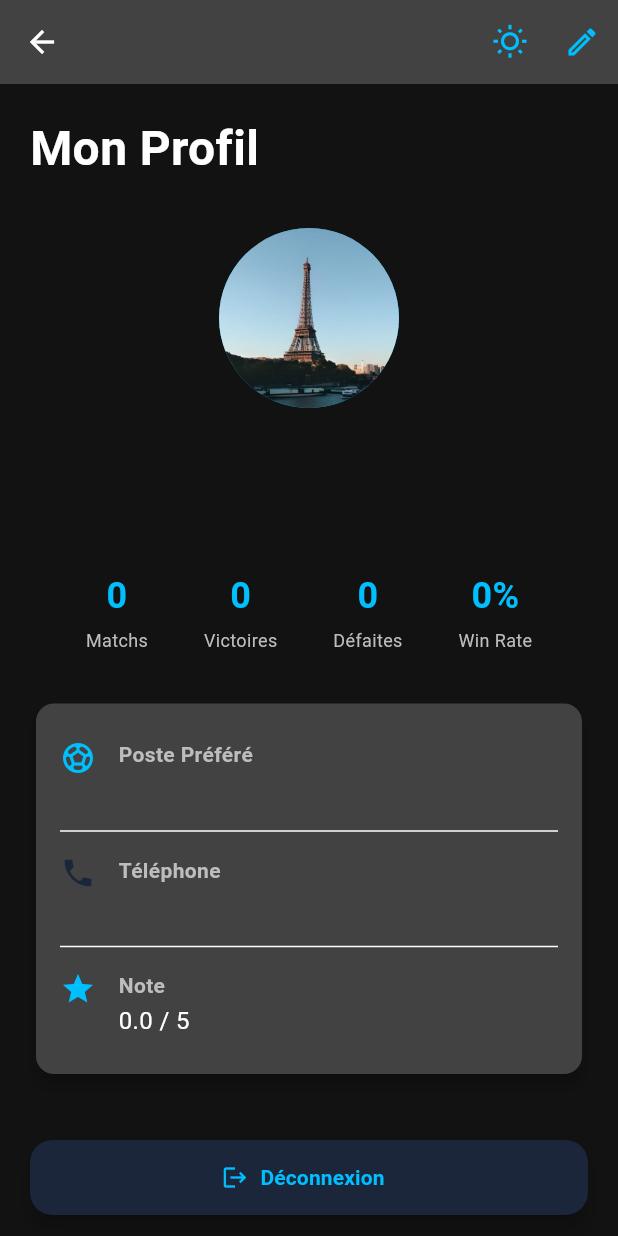
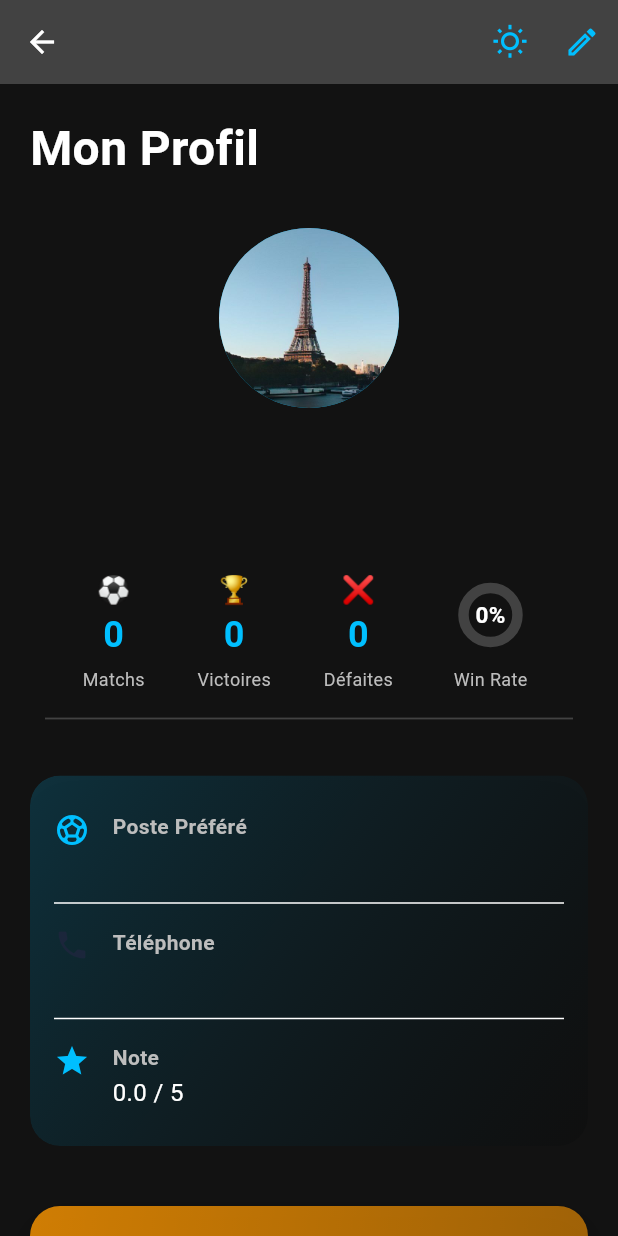
Before and after one commit to axel-lukongo/five-stars_front-end, a Flutter app: the ProfilePage screen opened directly, on a phone screen of 412 x 824 dp. Run offline on Flutter 3.47's test engine with Material 3 defaults, Android fonts, the phone set to English and light mode, and no system bars; our stand-ins replace flutter_map, geolocator, jwt_decoder, latlong2, shared_preferences; missing offline and left inert: dart:js; accounts and stored records are empty.

Commit message:
refactore: update the design of the profile page

```diff
--- a/fs_front_end/lib/pages/profile_page.dart
+++ b/fs_front_end/lib/pages/profile_page.dart
@@ -1,5 +1,7 @@
 import 'package:flutter/material.dart';
+import 'dart:ui';
 import '../theme_config/colors_config.dart';
+import '../widgets/win_rate_gauge.dart';
 import 'package:provider/provider.dart';
 import '../providers/theme_provider.dart';
 import '../providers/auth_provider.dart';
@@ -8,6 +10,82 @@ import '../auth/login.dart';
 import 'edit_profile_page.dart';
 
 class ProfilePage extends StatelessWidget {
+  Widget _buildGlassContainer({
+    required Widget child,
+    required Gradient gradient,
+    double borderRadius = 20,
+    double blur = 10,
+    List<BoxShadow>? boxShadow,
+  }) {
+    return ClipRRect(
+      borderRadius: BorderRadius.circular(borderRadius),
+      child: BackdropFilter(
+        filter: ImageFilter.blur(sigmaX: blur, sigmaY: blur),
+        child: Container(
+          decoration: BoxDecoration(
+            gradient: gradient,
+            borderRadius: BorderRadius.circular(borderRadius),
+            boxShadow:
+                boxShadow ??
+                [
+                  BoxShadow(
+                    color: Colors.black.withOpacity(0.08),
+                    blurRadius: 20,
+                    offset: const Offset(0, 8),
+                  ),
+                ],
+          ),
+          child: child,
+        ),
+      ),
+    );
+  }
+
+  Widget _buildGlassActionButton({
+    required VoidCallback onPressed,
+    required IconData icon,
+    required String label,
+    required Gradient gradient,
+  }) {
+    return Material(
+      color: Colors.transparent,
+      child: InkWell(
+        onTap: onPressed,
+        borderRadius: BorderRadius.circular(20),
+        child: Container(
+          padding: const EdgeInsets.symmetric(vertical: 20, horizontal: 24),
+          decoration: BoxDecoration(
+            gradient: gradient,
+            borderRadius: BorderRadius.circular(20),
+            boxShadow: <BoxShadow>[
+              BoxShadow(
+                color: Colors.black.withOpacity(0.2),
+                blurRadius: 20,
+                offset: const Offset(0, 10),
+              ),
+            ],
+          ),
+          child: Row(
+            mainAxisAlignment: MainAxisAlignment.center,
+            children: <Widget>[
+              Icon(icon, color: Colors.white, size: 24),
+              const SizedBox(width: 12),
+              Text(
+                label,
+                style: const TextStyle(
+                  color: Colors.white,
+                  fontSize: 17,
+                  fontWeight: FontWeight.w600,
+                  letterSpacing: -0.3,
+                ),
+              ),
+            ],
+          ),
+        ),
+      ),
+    );
+  }
+
   const ProfilePage({super.key});
 
   @override
@@ -120,8 +198,20 @@ class ProfilePage extends StatelessWidget {
                   // Statistiques
                   _buildStatsRow(user, isDarkMode),
                   const SizedBox(height: 30),
-                  Card(
-                    elevation: 4,
+                  _buildGlassContainer(
+                    gradient: LinearGradient(
+                      colors: isDarkMode
+                          ? [
+                              myAccentVibrantBlue.withOpacity(0.18),
+                              Colors.black.withOpacity(0.10),
+                            ]
+                          : [
+                              myAccentVibrantBlue.withOpacity(0.13),
+                              Colors.white.withOpacity(0.10),
+                            ],
+                      begin: Alignment.topLeft,
+                      end: Alignment.bottomRight,
+                    ),
                     child: Padding(
                       padding: const EdgeInsets.all(16.0),
                       child: Column(
@@ -157,7 +247,7 @@ class ProfilePage extends StatelessWidget {
                     ),
                   ),
                   const SizedBox(height: 40),
-                  ElevatedButton.icon(
+                  _buildGlassActionButton(
                     onPressed: () async {
                       await authProvider.logout();
                       if (context.mounted) {
@@ -167,21 +257,13 @@ class ProfilePage extends StatelessWidget {
                         );
                       }
                     },
-                    icon: const Icon(Icons.logout, color: myAccentVibrantBlue),
-                    label: const Text(
-                      'Déconnexion',
-                      style: TextStyle(
-                        color: myAccentVibrantBlue,
-                        fontWeight: FontWeight.bold,
-                      ),
-                    ),
-                    style: ElevatedButton.styleFrom(
-                      backgroundColor: MyprimaryDark,
-                      minimumSize: const Size(double.infinity, 50),
-                      shape: RoundedRectangleBorder(
-                        borderRadius: BorderRadius.circular(15),
-                      ),
-                      elevation: 5,
+                    icon: Icons.logout,
+                    label: 'Déconnexion',
+                    gradient: LinearGradient(
+                      colors: <Color>[
+                        Colors.orange.withOpacity(0.8),
+                        Colors.orange.withOpacity(0.6),
+                      ],
                     ),
                   ),
                   const SizedBox(height: 90),
@@ -195,24 +277,52 @@ class ProfilePage extends StatelessWidget {
   }
 
   Widget _buildStatsRow(UserModel user, bool isDarkMode) {
-    return Row(
-      mainAxisAlignment: MainAxisAlignment.spaceEvenly,
+    return Column(
       children: [
-        _buildStatItem('Matchs', user.matchesPlayed.toString(), isDarkMode),
-        _buildStatItem('Victoires', user.matchesWon.toString(), isDarkMode),
-        _buildStatItem('Défaites', user.matchesLost.toString(), isDarkMode),
-        _buildStatItem(
-          'Win Rate',
-          '${user.winRate.toStringAsFixed(0)}%',
-          isDarkMode,
+        Row(
+          mainAxisAlignment: MainAxisAlignment.spaceEvenly,
+          children: [
+            _buildStatItem(
+              'Matchs',
+              user.matchesPlayed.toString(),
+              isDarkMode,
+              emoji: '⚽',
+            ),
+            _buildStatItem(
+              'Victoires',
+              user.matchesWon.toString(),
+              isDarkMode,
+              emoji: '🏆',
+            ),
+            _buildStatItem(
+              'Défaites',
+              user.matchesLost.toString(),
+              isDarkMode,
+              emoji: '❌',
+            ),
+            WinRateGauge(winRate: user.winRate / 100.0, isDarkMode: isDarkMode),
+          ],
+        ),
+        const SizedBox(height: 10),
+        Divider(
+          color: isDarkMode ? Colors.grey[800] : Colors.grey[300],
+          thickness: 1.2,
+          indent: 10,
+          endIndent: 10,
         ),
       ],
     );
   }
 
-  Widget _buildStatItem(String label, String value, bool isDarkMode) {
+  Widget _buildStatItem(
+    String label,
+    String value,
+    bool isDarkMode, {
+    String? emoji,
+  }) {
     return Column(
       children: [
+        if (emoji != null) Text(emoji, style: const TextStyle(fontSize: 18)),
         Text(
           value,
           style: TextStyle(
--- /dev/null
+++ b/fs_front_end/lib/widgets/win_rate_gauge.dart
@@ -0,0 +1,59 @@
+import 'package:flutter/material.dart';
+
+class WinRateGauge extends StatelessWidget {
+  final double winRate; // 0.0 à 1.0
+  final bool isDarkMode;
+  const WinRateGauge({
+    super.key,
+    required this.winRate,
+    required this.isDarkMode,
+  });
+
+  @override
+  Widget build(BuildContext context) {
+    final percent = (winRate * 100).clamp(0, 100).toInt();
+    return Column(
+      children: [
+        SizedBox(
+          width: 60,
+          height: 60,
+          child: Stack(
+            alignment: Alignment.center,
+            children: [
+              CircularProgressIndicator(
+                value: winRate,
+                strokeWidth: 7,
+                backgroundColor: isDarkMode
+                    ? Colors.grey[800]
+                    : Colors.grey[300],
+                valueColor: AlwaysStoppedAnimation<Color>(
+                  winRate > 0.7
+                      ? Colors.green
+                      : winRate > 0.4
+                      ? Colors.orange
+                      : Colors.red,
+                ),
+              ),
+              Text(
+                '$percent%',
+                style: TextStyle(
+                  fontWeight: FontWeight.bold,
+                  fontSize: 15,
+                  color: isDarkMode ? Colors.white : Colors.black,
+                ),
+              ),
+            ],
+          ),
+        ),
+        const SizedBox(height: 4),
+        Text(
+          'Win Rate',
+          style: TextStyle(
+            fontSize: 12,
+            color: isDarkMode ? Colors.grey[400] : Colors.grey[600],
+          ),
+        ),
+      ],
+    );
+  }
+}
```
